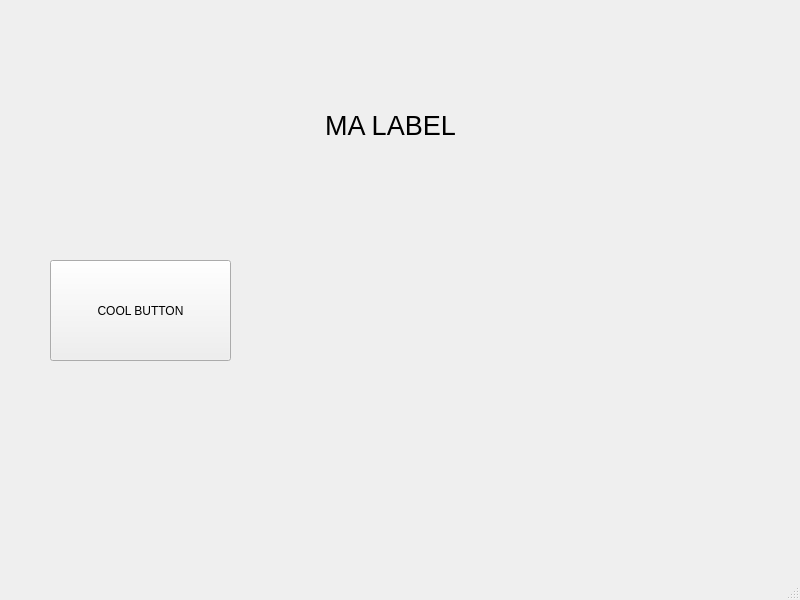
Before: the Qt Designer form src/views/main.ui in adibozzhanov/LeProgram, drawn with Qt 5.
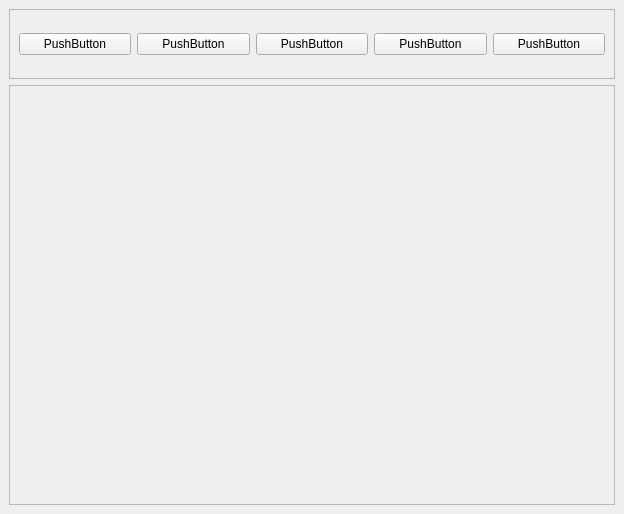
After: the same form once the commit is applied.

Diff of the .ui file:
```diff
--- a/src/views/main.ui
+++ b/src/views/main.ui
@@ -6,51 +6,92 @@
    <rect>
     <x>0</x>
     <y>0</y>
-    <width>800</width>
-    <height>600</height>
+    <width>624</width>
+    <height>514</height>
    </rect>
   </property>
   <property name="windowTitle">
-   <string>MainWindow</string>
+   <string>Leprogram</string>
+  </property>
+  <property name="tabShape">
+   <enum>QTabWidget::Triangular</enum>
+  </property>
+  <property name="dockNestingEnabled">
+   <bool>false</bool>
+  </property>
+  <property name="unifiedTitleAndToolBarOnMac">
+   <bool>false</bool>
   </property>
   <widget class="QWidget" name="centralwidget">
-   <widget class="QPushButton" name="pushButton">
-    <property name="geometry">
-     <rect>
-      <x>50</x>
-      <y>260</y>
-      <width>181</width>
-      <height>101</height>
-     </rect>
-    </property>
-    <property name="text">
-     <string>COOL BUTTON</string>
-    </property>
-   </widget>
-   <widget class="QLabel" name="label">
-    <property name="geometry">
-     <rect>
-      <x>280</x>
-      <y>60</y>
-      <width>221</width>
-      <height>131</height>
-     </rect>
-    </property>
-    <property name="font">
-     <font>
-      <pointsize>20</pointsize>
-     </font>
-    </property>
-    <property name="text">
-     <string>MA LABEL</string>
-    </property>
-    <property name="textFormat">
-     <enum>Qt::PlainText</enum>
-    </property>
-    <property name="alignment">
-     <set>Qt::AlignCenter</set>
-    </property>
-   </widget>
+   <property name="autoFillBackground">
+    <bool>false</bool>
+   </property>
+   <layout class="QGridLayout" name="gridLayout">
+    <item row="0" column="0">
+     <widget class="QFrame" name="TopFrame">
+      <property name="maximumSize">
+       <size>
+        <width>16777215</width>
+        <height>70</height>
+       </size>
+      </property>
+      <property name="frameShape">
+       <enum>QFrame::StyledPanel</enum>
+      </property>
+      <property name="frameShadow">
+       <enum>QFrame::Raised</enum>
+      </property>
+      <layout class="QHBoxLayout" name="horizontalLayout">
+       <item>
+        <widget class="QPushButton" name="pushButton_8">
+         <property name="text">
+          <string>PushButton</string>
+         </property>
+        </widget>
+       </item>
+       <item>
+        <widget class="QPushButton" name="pushButton_7">
+         <property name="text">
+          <string>PushButton</string>
+         </property>
+        </widget>
+       </item>
+       <item>
+        <widget class="QPushButton" name="pushButton_6">
+         <property name="text">
+          <string>PushButton</string>
+         </property>
+        </widget>
+       </item>
+       <item>
+        <widget class="QPushButton" name="pushButton_5">
+         <property name="text">
+          <string>PushButton</string>
+         </property>
+        </widget>
+       </item>
+       <item>
+        <widget class="QPushButton" name="pushButton_4">
+         <property name="text">
+          <string>PushButton</string>
+         </property>
+        </widget>
+       </item>
+      </layout>
+     </widget>
+    </item>
+    <item row="1" column="0">
+     <widget class="QFrame" name="MainFrame">
+      <property name="frameShape">
+       <enum>QFrame::StyledPanel</enum>
+      </property>
+      <property name="frameShadow">
+       <enum>QFrame::Raised</enum>
+      </property>
+      <layout class="QHBoxLayout" name="horizontalLayout_2"/>
+     </widget>
+    </item>
+   </layout>
   </widget>
   <widget class="QMenuBar" name="menubar">
    <property name="geometry">
@@ -62,7 +103,6 @@
     </rect>
    </property>
   </widget>
-  <widget class="QStatusBar" name="statusbar"/>
  </widget>
  <resources/>
  <connections/>
```
Left out of the diff: 2 changed lines with no effect on the pictures.
